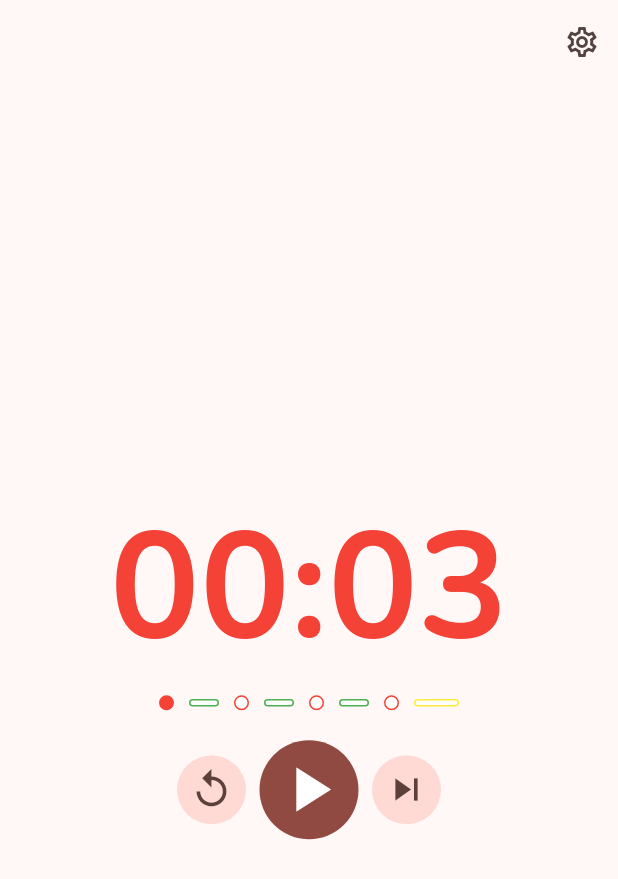
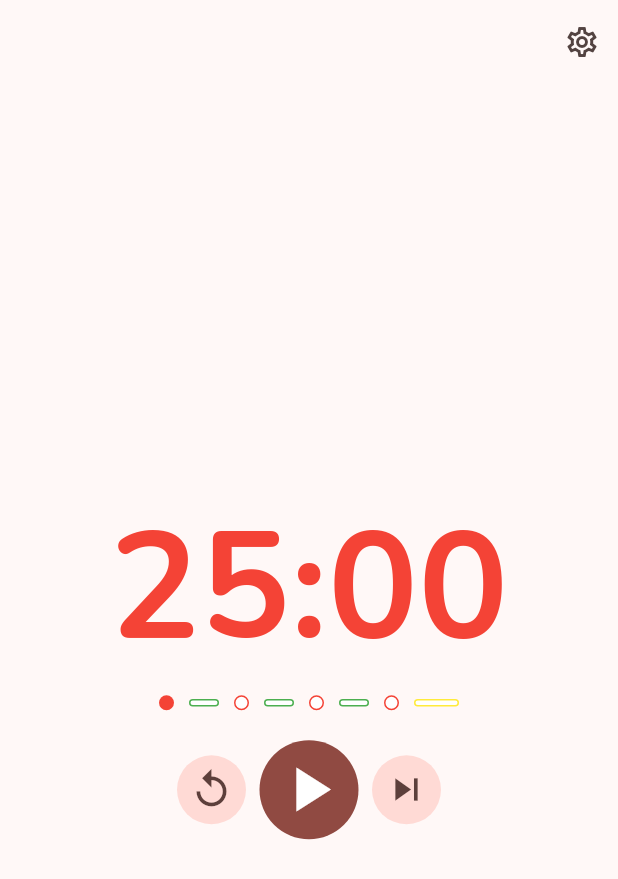
Before and after one commit to trid-io/pomodoro, a Flutter app: the screen it shows after launch, on a phone screen of 412 x 824 dp. Shown: the top 879 px of the screen. Run offline on Flutter 3.47's test engine with Material 3 defaults, Android fonts, the phone set to English and light mode, and no system bars; our stand-ins replace bloc, equatable, flutter_bloc, go_router, logger.

```diff
--- a/lib/core/router.dart
+++ b/lib/core/router.dart
@@ -1,6 +1,7 @@
 import 'package:go_router/go_router.dart';
 import 'package:pomodoro/presentation/view/pomodoro_page.dart';
-import 'package:pomodoro/presentation/view/settings_page.dart';
+import 'package:pomodoro/presentation/view/setting_page.dart';
+import 'package:pomodoro/presentation/view/setting_page_2.dart';
 
 final appRouter = GoRouter(routes: [
   GoRoute(
--- a/lib/domain/entity/setting_entity.dart
+++ b/lib/domain/entity/setting_entity.dart
@@ -2,12 +2,9 @@ import 'package:equatable/equatable.dart';
 
 class SettingEntity extends Equatable {
   const SettingEntity({
-    // this.focusDuration = const Duration(minutes: 25),
-    // this.shortBreakDuration = const Duration(minutes: 5),
-    // this.longBreakDuration = const Duration(minutes: 20),
-    this.focusDuration = const Duration(seconds: 3),
-    this.shortBreakDuration = const Duration(seconds: 2),
-    this.longBreakDuration = const Duration(seconds: 4),
+    this.focusDuration = const Duration(minutes: 25),
+    this.shortBreakDuration = const Duration(minutes: 5),
+    this.longBreakDuration = const Duration(minutes: 20),
     this.totalSessions = 4,
     this.autoStart = false,
     this.darkMode = false,
--- a/lib/presentation/view/pomodoro_page.dart
+++ b/lib/presentation/view/pomodoro_page.dart
@@ -1,5 +1,3 @@
-// ignore_for_file: non_constant_identifier_names
-
 import 'package:flutter/material.dart';
 import 'package:flutter_bloc/flutter_bloc.dart';
 import 'package:go_router/go_router.dart';
@@ -25,7 +23,7 @@ class PomodoroPage extends StatelessWidget {
           actions: [
             IconButton(
               onPressed: () => context.go('/settings'),
-              icon: Icon(Icons.settings_outlined),
+              icon: const Icon(Icons.settings_outlined),
             )
           ],
         ),
--- a/lib/presentation/widget/pomo_sessions.dart
+++ b/lib/presentation/widget/pomo_sessions.dart
@@ -21,12 +21,15 @@ class PomoSessions extends StatelessWidget {
 
   @override
   Widget build(BuildContext context) {
-    final children = <Widget>[];
-
     /* double to include breaks. Eg. 4 sessions should have 4 breaks (3 short breaks and 1 long break) */
     final totalItems = totalSessions * 2;
 
-    List.generate(totalItems, (index) {
+    return Wrap(
+      alignment: WrapAlignment.start,
+      spacing: 10,
+      runSpacing: 20,
+      crossAxisAlignment: WrapCrossAlignment.center,
+      children: List<Widget>.generate(totalItems, (index) {
         bool isSession = index % 2 == 0;
         bool isLongBreak = index == totalItems - 1;
         bool isShortBreak = !isSession && !isLongBreak;
@@ -37,40 +40,30 @@ class PomoSessions extends StatelessWidget {
 
         if (isSession) {
           if (isActiveSession) {
-          children.add(ActiveSession(color: sessionColor));
+            return ActiveSession(color: sessionColor);
           } else {
-          children.add(InactiveSession(color: sessionColor));
+            return InactiveSession(color: sessionColor);
           }
         }
 
         if (isShortBreak) {
           if (isActiveBreak) {
-          children.add(ActiveShortBreak(color: shortBreakColor));
+            return ActiveShortBreak(color: shortBreakColor);
           } else {
-          children.add(InactiveShortBreak(color: shortBreakColor));
+            return InactiveShortBreak(color: shortBreakColor);
           }
         }
 
         if (isLongBreak) {
           if (isActiveBreak) {
-          children.add(ActiveLongBreak(color: longBreakColor));
+            return ActiveLongBreak(color: longBreakColor);
           } else {
-          children.add(InactiveLongBreak(color: longBreakColor));
+            return InactiveLongBreak(color: longBreakColor);
           }
         }
 
-      if (!isLongBreak) {
-        children.add(const SizedBox(
-          width: 10,
-        ));
-      }
-    });
-
-    return Wrap(
-      alignment: WrapAlignment.start,
-      runSpacing: 20,
-      crossAxisAlignment: WrapCrossAlignment.center,
-      children: children,
+        return const SizedBox();
+      }).toList(),
     );
   }
 }
```
Also changed, not shown: lib/presentation/view/setting_page_2.dart (added, +124 -0 lines), lib/presentation/view/setting_page.dart (renamed from lib/presentation/view/settings_page.dart), 2 other files. Lines whose indentation alone changed are shown as unchanged.
